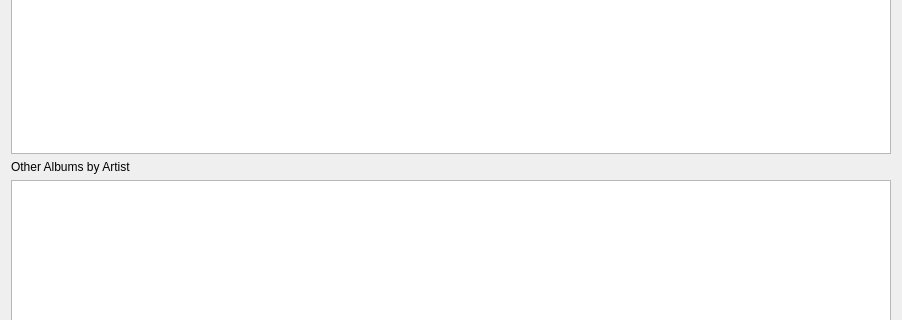
tomahawk-player/tomahawk, file src/libtomahawk/widgets/infowidgets/AlbumInfoWidget.ui: the form before one commit; both pictures show x 0 to 902 and y 191 to 511 of the 902 by 696 pixel window.
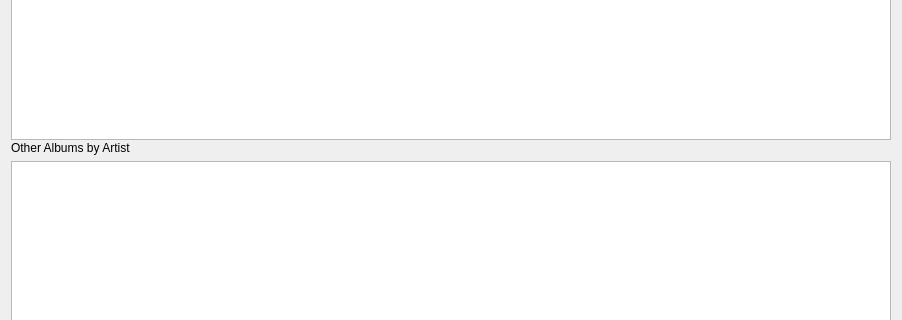
The form after the commit. Custom widgets are drawn as their Qt base class.

Commit message: * Fixed TWK-380: Added & cleaned up splitters on a few pages.

Patch:
```diff
--- a/src/libtomahawk/widgets/infowidgets/AlbumInfoWidget.ui
+++ b/src/libtomahawk/widgets/infowidgets/AlbumInfoWidget.ui
@@ -15,9 +15,15 @@
   </property>
   <layout class="QVBoxLayout" name="verticalLayout_2">
    <item>
+    <widget class="QSplitter" name="splitter">
+     <property name="orientation">
+      <enum>Qt::Vertical</enum>
+     </property>
+     <property name="handleWidth">
+      <number>1</number>
+     </property>
     <widget class="ArtistView" name="tracksView"/>
-   </item>
-   <item>
+     <widget class="QWidget" name="">
     <layout class="QVBoxLayout" name="verticalLayout">
      <item>
       <widget class="HeaderLabel" name="albumsLabel">
@@ -30,6 +36,8 @@
       <widget class="AlbumView" name="albumsView"/>
      </item>
     </layout>
+     </widget>
+    </widget>
    </item>
   </layout>
  </widget>
```
Lines whose indentation alone changed are shown as unchanged. The commit also changes 6 other files.
